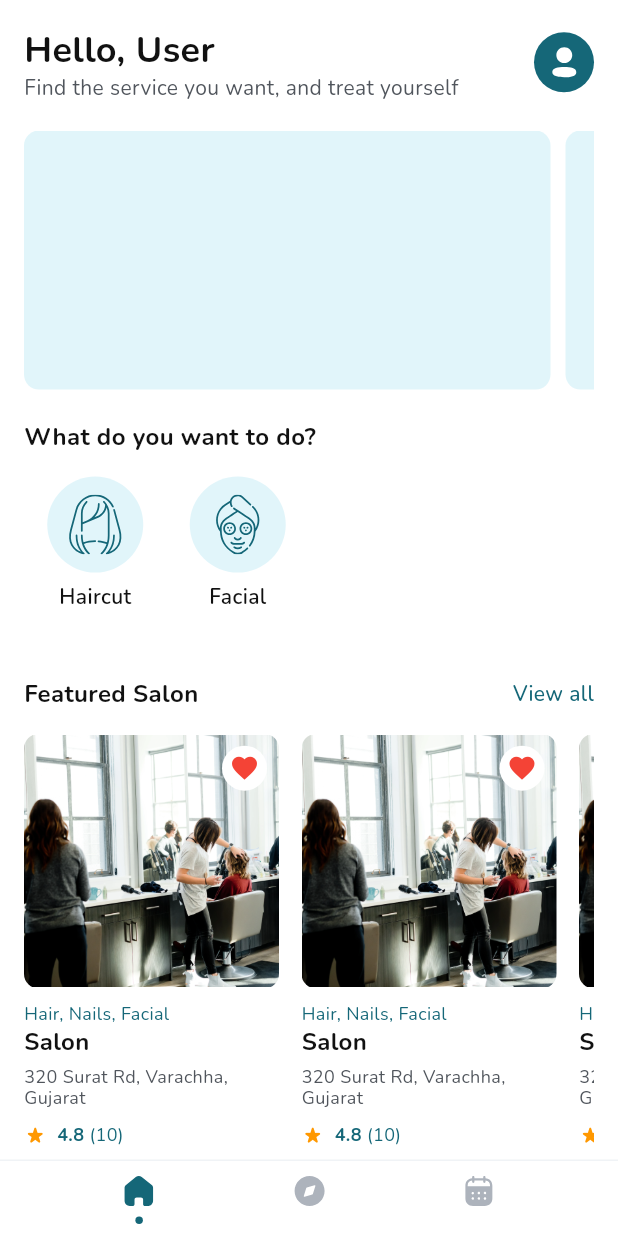
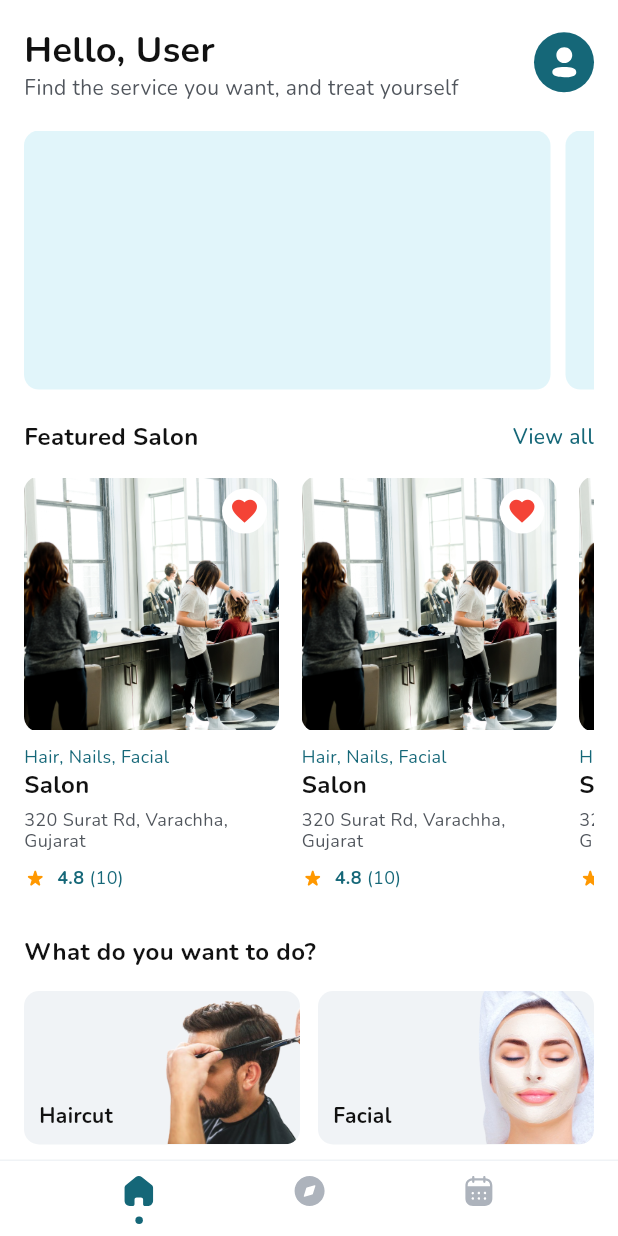
Before and after one commit to Smit080/user-service, a Flutter app: the DashboardScreen screen opened by its route, on a phone screen of 412 x 824 dp. Run offline on Flutter 3.47's test engine with Material 3 defaults, Android fonts, the phone set to English and light mode, and no system bars; drawn by our look-alikes of carousel_slider; our stand-ins replace device_preview, dotted_line, flutter_svg, fluttertoast, get, google_maps_flutter and 3 more; missing offline and left inert: google_maps_cluster_manager_2, maps_launcher.

Commit message:
last push

```diff
--- a/lib/app/common_widgets/common_appbar.dart
+++ b/lib/app/common_widgets/common_appbar.dart
@@ -28,9 +28,9 @@ class CommonAppbar extends StatelessWidget {
             onBackTap!();
           }
         },
-        child: SafeArea(
         child: Column(
           children: [
+            (MediaQuery.of(context).padding.top).vertical(),
             Row(
               mainAxisAlignment: MainAxisAlignment.spaceBetween,
               children: [
@@ -71,7 +71,6 @@ class CommonAppbar extends StatelessWidget {
           ],
         ),
       ),
-      ),
     );
   }
 }
--- a/lib/app/common_widgets/common_dialog.dart
+++ b/lib/app/common_widgets/common_dialog.dart
@@ -1,4 +1,3 @@
-import 'package:flutter/material.dart';
 import 'package:salon_user/app/utils/all_dependancy.dart';
 
 class CommonDialog extends StatelessWidget {
--- a/lib/app/presantation/booking_screens/booking_search_screen.dart
+++ b/lib/app/presantation/booking_screens/booking_search_screen.dart
@@ -5,6 +5,6 @@ class BookingSearchScreen extends StatelessWidget {
 
   @override
   Widget build(BuildContext context) {
-    return Scaffold();
+    return const Scaffold();
   }
 }
--- a/lib/app/presantation/dashboard/dashboard_screen.dart
+++ b/lib/app/presantation/dashboard/dashboard_screen.dart
@@ -79,6 +79,7 @@ class DashboardScreen extends GetView<DashboardController> {
             children: [
               SvgPicture.asset(
                 icon,
+                // ignore: deprecated_member_use
                 color: isSelect ? AppColor.primaryColor : null,
               ),
               5.vertical(),
--- a/lib/app/presantation/home_screen/home_controller.dart
+++ b/lib/app/presantation/home_screen/home_controller.dart
@@ -7,7 +7,8 @@ class HomeController extends GetxController {
   List<String> catList = ["All", "Haircut", "Facial"];
 
   List<(String, String)> categoryList = [
-    (AppAssets.hairIc, "Haircut"),
-    (AppAssets.facialIc, "Facial"),
+    (AppAssets.haircut, "Haircut"),
+    (AppAssets.facial, "Facial"),
+    // (AppAssets.facial, "Facial"),
   ];
 }
--- a/lib/app/presantation/home_screen/home_screen.dart
+++ b/lib/app/presantation/home_screen/home_screen.dart
@@ -27,6 +27,7 @@ class HomeScreen extends GetView<HomeController> {
                   backgroundColor: AppColor.primaryColor,
                   child: SvgPicture.asset(
                     AppAssets.personIc,
+                    // ignore: deprecated_member_use
                     color: AppColor.white,
                   ),
                 ),
@@ -61,45 +62,6 @@ class HomeScreen extends GetView<HomeController> {
             },
           ),
           20.vertical(),
-          const S16Text(
-            AppStrings.whatDoU,
-            fontWeight: FontWeight.w700,
-            color: AppColor.grey100,
-          ),
-          GridView.builder(
-            shrinkWrap: true,
-            itemCount: controller.categoryList.length,
-            physics: const NeverScrollableScrollPhysics(),
-            padding: const EdgeInsets.only(top: 15, bottom: 5),
-            gridDelegate: const SliverGridDelegateWithFixedCrossAxisCount(
-              crossAxisCount: 4,
-              childAspectRatio: 0.74,
-            ),
-            itemBuilder: (context, index) {
-              (String, String) catData = controller.categoryList[index];
-              return GestureDetector(
-                onTap: () {
-                  controller.selectedCat = catData.$2;
-                  Get.toNamed(AppRoutes.producListingScreen);
-                },
-                child: Column(
-                  children: [
-                    CircleAvatar(
-                      radius: 32,
-                      backgroundColor: AppColor.primaryLightColor,
-                      child: SvgPicture.asset(catData.$1),
-                    ),
-                    8.vertical(),
-                    S14Text(
-                      catData.$2,
-                      fontWeight: FontWeight.w600,
-                      color: AppColor.grey100,
-                    )
-                  ],
-                ),
-              );
-            },
-          ),
           ViewAllBtn(
             onTap: () {
               controller.selectedCat = "";
@@ -191,6 +153,67 @@ class HomeScreen extends GetView<HomeController> {
               },
             ),
           ),
+          const S16Text(
+            AppStrings.whatDoU,
+            fontWeight: FontWeight.w700,
+            color: AppColor.grey100,
+          ),
+          GridView.builder(
+            shrinkWrap: true,
+            itemCount: controller.categoryList.length,
+            physics: const NeverScrollableScrollPhysics(),
+            padding: const EdgeInsets.only(top: 15, bottom: 5),
+            gridDelegate: const SliverGridDelegateWithFixedCrossAxisCount(
+              crossAxisCount: 2,
+              childAspectRatio: 1.8,
+              mainAxisSpacing: 12,
+              crossAxisSpacing: 12,
+            ),
+            itemBuilder: (context, index) {
+              (String, String) catData = controller.categoryList[index];
+              return GestureDetector(
+                onTap: () {
+                  controller.selectedCat = catData.$2;
+                  Get.toNamed(AppRoutes.producListingScreen);
+                },
+                child: DecoratedBox(
+                  decoration: BoxDecoration(
+                    borderRadius: BorderRadius.circular(10),
+                    color: AppColor.grey20,
+                  ),
+                  child: SizedBox(
+                    width: double.infinity,
+                    // height: MediaQuery.of(context).size.width / 4,
+                    child: Stack(
+                      alignment: Alignment.bottomLeft,
+                      children: [
+                        Align(
+                          alignment: Alignment.bottomRight,
+                          child: ClipRRect(
+                            borderRadius: const BorderRadius.only(
+                              bottomRight: Radius.circular(10),
+                              topRight: Radius.circular(10),
+                            ),
+                            child: Image.asset(
+                              catData.$1,
+                            ),
+                          ),
+                        ),
+                        Padding(
+                          padding: const EdgeInsets.all(10),
+                          child: S14Text(
+                            catData.$2,
+                            fontWeight: FontWeight.w700,
+                            color: AppColor.grey100,
+                          ),
+                        ),
+                      ],
+                    ),
+                  ),
+                ),
+              );
+            },
+          ),
         ],
       ),
     );
--- a/lib/app/presantation/home_screen/product_listing_screen.dart
+++ b/lib/app/presantation/home_screen/product_listing_screen.dart
@@ -1,4 +1,3 @@
-import 'package:salon_user/app/common_widgets/commmon_product_widgets.dart';
 import 'package:salon_user/app/utils/all_dependancy.dart';
 
 class ProductListingScreen extends StatelessWidget {
--- a/lib/app/presantation/home_screen/search_screen.dart
+++ b/lib/app/presantation/home_screen/search_screen.dart
@@ -1,4 +1,3 @@
-import 'package:salon_user/app/common_widgets/commmon_product_widgets.dart';
 import 'package:salon_user/app/utils/all_dependancy.dart';
 
 class SearchScreen extends StatelessWidget {
--- a/lib/app/presantation/location_screen/location_screen.dart
+++ b/lib/app/presantation/location_screen/location_screen.dart
@@ -1,6 +1,3 @@
-import 'package:flutter/material.dart';
-import 'package:get/get.dart';
-import 'package:salon_user/app/common_widgets/commmon_product_widgets.dart';
 import '../../utils/all_dependancy.dart';
 
 class LocationScreen extends GetView<LocationController> {
--- a/lib/app/presantation/product_booking_screens/widgets/service_container.dart
+++ b/lib/app/presantation/product_booking_screens/widgets/service_container.dart
@@ -1,4 +1,3 @@
-import 'package:salon_user/app/presantation/product_booking_screens/widgets/service_detail_sheet.dart';
 import 'package:salon_user/app/utils/all_dependancy.dart';
 
 class ServiceContainer extends StatelessWidget {
--- a/lib/app/presantation/product_booking_screens/widgets/vendor_google_map.dart
+++ b/lib/app/presantation/product_booking_screens/widgets/vendor_google_map.dart
@@ -64,6 +64,7 @@ class CompanyMapState extends State<CompanyMap> {
       zoomControlsEnabled: false,
       zoomGesturesEnabled: false,
       mapType: MapType.normal,
+      // ignore: prefer_collection_literals
       gestureRecognizers: Set()
         ..add(Factory<EagerGestureRecognizer>(() => EagerGestureRecognizer())),
       initialCameraPosition: CameraPosition(target: widget.latLng, zoom: 15),
--- a/lib/app/presantation/profile_screen/common_doc_screen.dart
+++ b/lib/app/presantation/profile_screen/common_doc_screen.dart
@@ -12,6 +12,7 @@ class CommonDocScreen extends StatelessWidget {
           padd: const EdgeInsets.all(p16),
           children: [
             S16Text(AppStrings.loremText * 10, maxLines: 10000),
+            20.vertical(),
           ],
         );
       },
--- a/lib/app/presantation/profile_screen/profile_screen.dart
+++ b/lib/app/presantation/profile_screen/profile_screen.dart
@@ -1,4 +1,3 @@
-import 'package:salon_user/app/common_widgets/common_dialog.dart';
 import 'package:salon_user/app/utils/all_dependancy.dart';
 
 class ProfileScreen extends StatelessWidget {
@@ -141,6 +140,7 @@ class ProfileScreen extends StatelessWidget {
                     width: 25,
                     height: 25,
                     fit: BoxFit.cover,
+                    // ignore: deprecated_member_use
                     color: AppColor.grey100,
                   ),
                   12.horizontal(),
--- a/lib/app/utils/app_imgs.dart
+++ b/lib/app/utils/app_imgs.dart
@@ -38,4 +38,6 @@ class AppAssets {
   static const String mapPin = "${base}map_pin.png";
   static const String dummySalon2 = "assets/dummy/salon2.png";
   static const String dummyPerson1 = "assets/dummy/person1.png";
+  static const String haircut = "assets/dummy/haircut.png";
+  static const String facial = "assets/dummy/facial.png";
 }
--- a/lib/main.dart
+++ b/lib/main.dart
@@ -9,7 +9,7 @@ Future<void> main() async {
   await SystemChrome.setPreferredOrientations([DeviceOrientation.portraitUp]);
   runApp(
     DevicePreview(
-      enabled: kReleaseMode,
+      enabled: false,
       builder: (context) {
         return const MyApp();
       },
```
Also changed, not shown: assets/dummy/facial.png (added), assets/dummy/haircut.png (added). Lines whose indentation alone changed are shown as unchanged.
